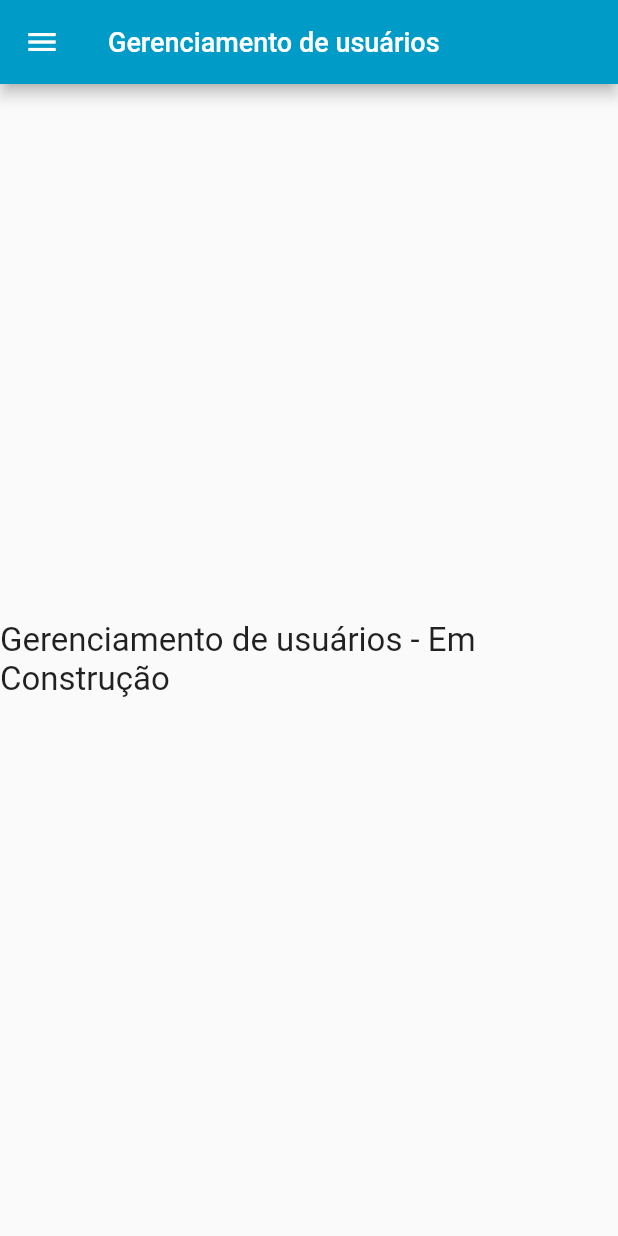
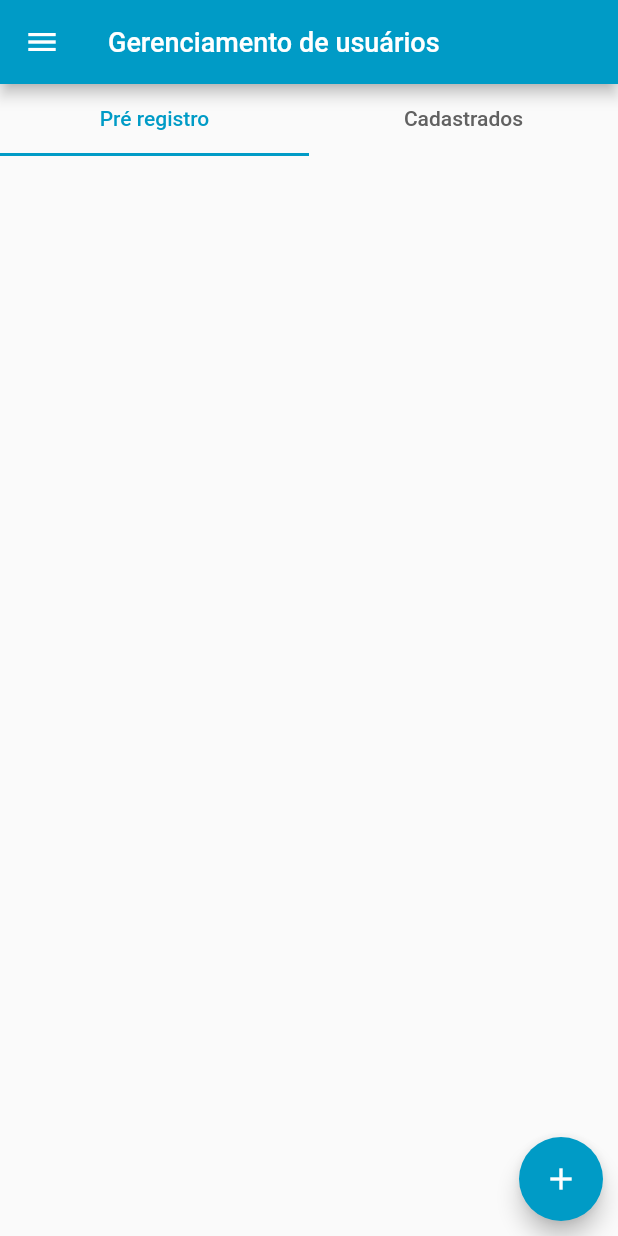
Before and after one commit to layshidani/puc-seu-louviral, a Flutter app: the UsersManagerPage screen opened directly, on a phone screen of 412 x 824 dp. Run offline on Flutter 3.47's test engine with Material 2 defaults, Android fonts, the phone set to English and light mode, and no system bars; drawn by our look-alikes of flutter_advanced_drawer; our stand-ins replace cloud_firestore, firebase_auth, firebase_core, get, lottie, pin_code_fields; accounts and stored records are empty; network calls fail.

Commit message:
wip: partially implements preregister page

```diff
--- a/seu_lourival/lib/app/pages/users_manager/page.dart
+++ b/seu_lourival/lib/app/pages/users_manager/page.dart
@@ -1,10 +1,30 @@
 import 'package:flutter/material.dart';
+import 'package:seu_lourival/app/pages/users_manager/widgets/tabbar.dart';
+import 'package:seu_lourival/core/values/colors.dart';
 
 import 'package:seu_lourival/global_widgets/design_system/core/scaffold/scaffold.dart';
 import 'package:seu_lourival/global_widgets/design_system/text/text.dart';
+import 'package:seu_lourival/global_widgets/design_system/text/title.dart';
 
-class UsersManagerPage extends StatelessWidget {
+class UsersManagerPage extends StatefulWidget {
   const UsersManagerPage({Key? key}) : super(key: key);
+
+  @override
+  State<UsersManagerPage> createState() => _UsersManagerPageState();
+}
+
+class _UsersManagerPageState extends State<UsersManagerPage> {
+  int _selectedIndex = 0;
+  void _onItemTapped(int index) {
+    setState(() {
+      _selectedIndex = index;
+    });
+  }
+
+  @override
+  void initState() {
+    super.initState();
+  }
 
   @override
   Widget build(BuildContext context) {
@@ -14,7 +34,7 @@ class UsersManagerPage extends StatelessWidget {
         mainAxisAlignment: MainAxisAlignment.center,
         crossAxisAlignment: CrossAxisAlignment.center,
         children: [
-          DSText.lg('Gerenciamento de usuários - Em Construção'),
+          const UsersManagerTabbar(),
         ],
       ),
     );
--- /dev/null
+++ b/seu_lourival/lib/app/pages/users_manager/pre_register_list/page.dart
@@ -0,0 +1,34 @@
+import 'package:flutter/material.dart';
+
+import 'package:seu_lourival/app/pages/users_manager/pre_register_form/page.dart';
+import 'package:seu_lourival/core/values/colors.dart';
+
+class PreRegisterListPage extends StatelessWidget {
+  const PreRegisterListPage({Key? key}) : super(key: key);
+
+  @override
+  Widget build(BuildContext context) {
+    return Padding(
+      padding: const EdgeInsets.all(10.0),
+      child: Column(
+        children: [
+          const Spacer(),
+          Row(
+            mainAxisAlignment: MainAxisAlignment.end,
+            children: [
+              FloatingActionButton(
+                backgroundColor: DSColors.primary,
+                child: const Icon(Icons.add),
+                onPressed: () {
+                  Navigator.of(context).pushReplacement(
+                    MaterialPageRoute(builder: (_) => PreRegisterForm()),
+                  );
+                },
+              ),
+            ],
+          ),
+        ],
+      ),
+    );
+  }
+}
--- /dev/null
+++ b/seu_lourival/lib/app/pages/users_manager/widgets/tabbar.dart
@@ -0,0 +1,40 @@
+import 'package:flutter/material.dart';
+
+import 'package:seu_lourival/app/pages/users_manager/pre_register_list/page.dart';
+import 'package:seu_lourival/core/values/colors.dart';
+
+class UsersManagerTabbar extends StatelessWidget {
+  const UsersManagerTabbar({super.key});
+
+  @override
+  Widget build(BuildContext context) {
+    return Expanded(
+      child: DefaultTabController(
+        length: 2,
+        child: Column(
+          children: [
+            TabBar(
+              labelColor: DSColors.primary,
+              indicatorColor: DSColors.primary,
+              unselectedLabelColor: Colors.grey[700],
+              tabs: const [
+                Tab(text: 'Pré registro'),
+                Tab(text: 'Cadastrados'),
+              ],
+            ),
+            const Expanded(
+              child: TabBarView(
+                children: [
+                  PreRegisterListPage(),
+                  Icon(Icons.construction_outlined),
+                ],
+              ),
+            ),
+          ],
+        ),
+      ),
+    );
+  }
+}
+
+// listbuilder
--- a/seu_lourival/lib/global_widgets/design_system/field/text_field.dart
+++ b/seu_lourival/lib/global_widgets/design_system/field/text_field.dart
@@ -33,9 +33,9 @@ class DSTextField extends StatelessWidget {
         keyboardType: keyboardType,
         decoration: InputDecoration(
           suffixIcon: Icon(iconData),
-          border: OutlineInputBorder(
-            borderRadius: BorderRadius.circular(Spacing.s5),
-          ),
+          // border: OutlineInputBorder(
+          //   borderRadius: BorderRadius.circular(Spacing.s5),
+          // ),
           labelText: labelText,
         ),
         style: DSTextStyle.textBase,
```
Also changed, not shown: seu_lourival/lib/_debug/page.dart (+12 -0 lines), seu_lourival/lib/app/pages/users_manager/pre_register_form/page.dart (added, +201 -0 lines).
